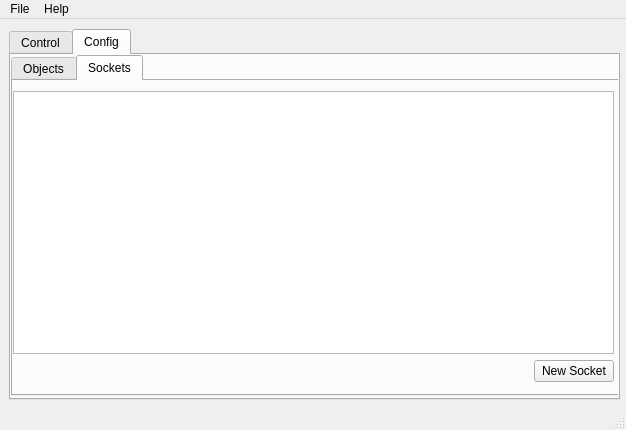
The window that budspeech/src/FlatBUDDY.ui (SimBil91/FlatBuddy) describes before a commit, drawn with Qt 5.
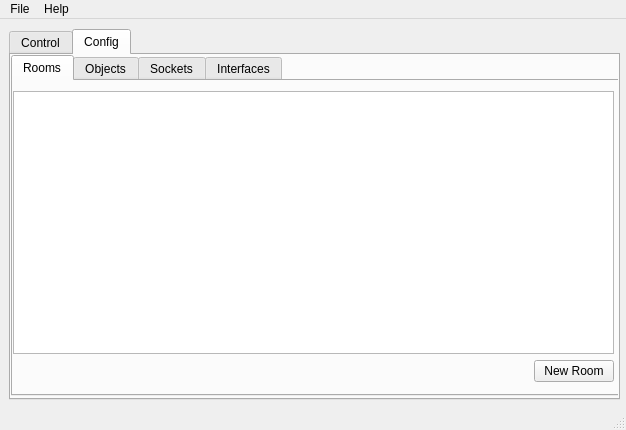
The same window after the commit. The open tabs and pages were chosen to show the change.

Commit message: added interfaces and rooms to control.py

Patch:
```diff
--- a/budspeech/src/FlatBUDDY.ui
+++ b/budspeech/src/FlatBUDDY.ui
@@ -151,8 +151,52 @@
           </rect>
          </property>
          <property name="currentIndex">
-          <number>1</number>
+          <number>0</number>
          </property>
+         <widget class="QWidget" name="tab">
+          <attribute name="title">
+           <string>Rooms</string>
+          </attribute>
+          <widget class="QWidget" name="verticalLayoutWidget_6">
+           <property name="geometry">
+            <rect>
+             <x>0</x>
+             <y>10</y>
+             <width>601</width>
+             <height>291</height>
+            </rect>
+           </property>
+           <layout class="QVBoxLayout" name="verticalLayout_7">
+            <item>
+             <widget class="QListWidget" name="list_rooms"/>
+            </item>
+            <item>
+             <layout class="QHBoxLayout" name="horizontalLayout_13">
+              <item>
+               <spacer name="horizontalSpacer_6">
+                <property name="orientation">
+                 <enum>Qt::Horizontal</enum>
+                </property>
+                <property name="sizeHint" stdset="0">
+                 <size>
+                  <width>40</width>
+                  <height>20</height>
+                 </size>
+                </property>
+               </spacer>
+              </item>
+              <item>
+               <widget class="QPushButton" name="but_new_room">
+                <property name="text">
+                 <string>New Room</string>
+                </property>
+               </widget>
+              </item>
+             </layout>
+            </item>
+           </layout>
+          </widget>
+         </widget>
          <widget class="QWidget" name="tab_5">
           <attribute name="title">
            <string>Objects</string>
@@ -241,6 +285,50 @@
            </layout>
           </widget>
          </widget>
+         <widget class="QWidget" name="tab_2">
+          <attribute name="title">
+           <string>Interfaces</string>
+          </attribute>
+          <widget class="QWidget" name="verticalLayoutWidget_5">
+           <property name="geometry">
+            <rect>
+             <x>0</x>
+             <y>10</y>
+             <width>601</width>
+             <height>291</height>
+            </rect>
+           </property>
+           <layout class="QVBoxLayout" name="verticalLayout_6">
+            <item>
+             <widget class="QListWidget" name="list_interfaces"/>
+            </item>
+            <item>
+             <layout class="QHBoxLayout" name="horizontalLayout_12">
+              <item>
+               <spacer name="horizontalSpacer_5">
+                <property name="orientation">
+                 <enum>Qt::Horizontal</enum>
+                </property>
+                <property name="sizeHint" stdset="0">
+                 <size>
+                  <width>40</width>
+                  <height>20</height>
+                 </size>
+                </property>
+               </spacer>
+              </item>
+              <item>
+               <widget class="QPushButton" name="but_new_interface">
+                <property name="text">
+                 <string>New Interface</string>
+                </property>
+               </widget>
+              </item>
+             </layout>
+            </item>
+           </layout>
+          </widget>
+         </widget>
         </widget>
        </widget>
       </widget>
```
Left out of the diff: 5 changed lines with no effect on the pictures. The commit also changes 23 other files.
